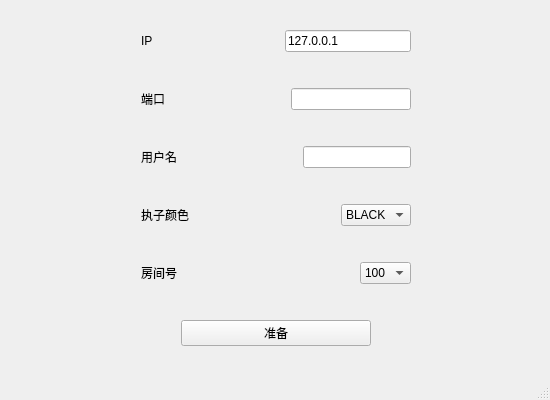
This is surakarta-client/online_mainwindow.ui in programming-team-X-C-X/Surakarta-private as Qt 5 draws it before an edit. The edited form follows.
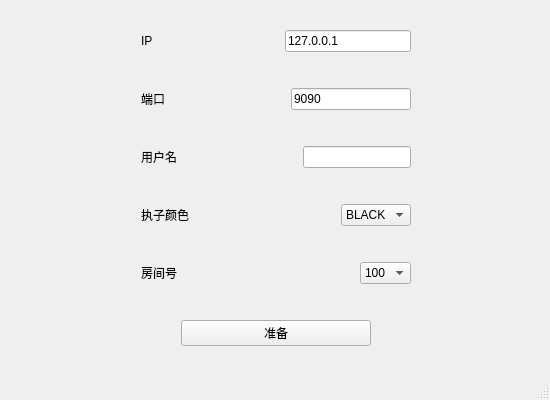
This is the edited form.

```diff
--- a/surakarta-client/online_mainwindow.ui
+++ b/surakarta-client/online_mainwindow.ui
@@ -116,7 +116,11 @@
           </spacer>
          </item>
          <item>
-          <widget class="QLineEdit" name="port_line"/>
+          <widget class="QLineEdit" name="port_line">
+           <property name="text">
+            <string>9090</string>
+           </property>
+          </widget>
          </item>
         </layout>
        </item>
```
